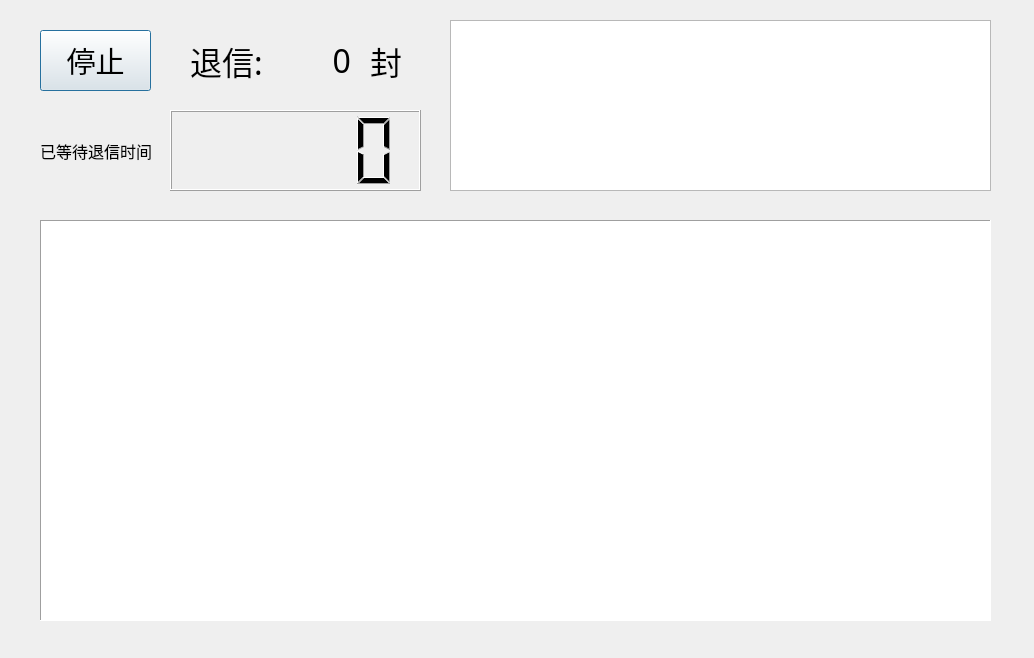
The window that ui_ndr.ui (oliverhust/SendMail) describes before a commit, drawn with Qt 5.
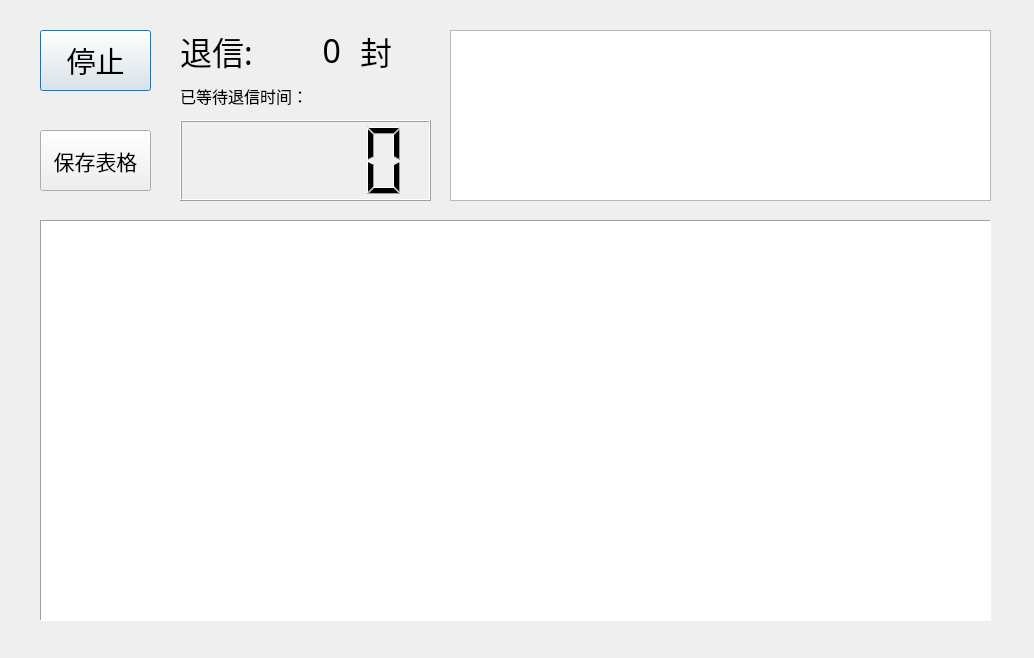
The same window after the commit.

Commit message: 添加导出为Excel表格的支持

What changed in the file:
```diff
--- a/ui_ndr.ui
+++ b/ui_ndr.ui
@@ -51,7 +51,7 @@
    <property name="geometry">
     <rect>
      <x>450</x>
-     <y>20</y>
+     <y>30</y>
      <width>541</width>
      <height>171</height>
     </rect>
@@ -65,12 +65,15 @@
    <property name="toolTip">
     <string>建议&quot;已等待退信时间&quot;大于15分钟后停止接收退信</string>
    </property>
+   <property name="readOnly">
+    <bool>true</bool>
+   </property>
   </widget>
   <widget class="QLabel" name="label">
    <property name="geometry">
     <rect>
-     <x>190</x>
-     <y>30</y>
+     <x>180</x>
+     <y>20</y>
      <width>151</width>
      <height>61</height>
     </rect>
@@ -110,8 +113,8 @@
   <widget class="QLabel" name="label_2">
    <property name="geometry">
     <rect>
-     <x>370</x>
-     <y>30</y>
+     <x>360</x>
+     <y>20</y>
      <width>51</width>
      <height>61</height>
     </rect>
@@ -129,8 +132,8 @@
   <widget class="QLabel" name="label_NdrNum">
    <property name="geometry">
     <rect>
-     <x>280</x>
-     <y>30</y>
+     <x>270</x>
+     <y>20</y>
      <width>71</width>
      <height>61</height>
     </rect>
@@ -151,8 +154,8 @@
   <widget class="QLCDNumber" name="lcdNumber">
    <property name="geometry">
     <rect>
-     <x>170</x>
-     <y>110</y>
+     <x>180</x>
+     <y>120</y>
      <width>251</width>
      <height>81</height>
     </rect>
@@ -167,10 +170,10 @@
   <widget class="QLabel" name="label_3">
    <property name="geometry">
     <rect>
-     <x>40</x>
-     <y>120</y>
+     <x>180</x>
+     <y>80</y>
      <width>141</width>
-     <height>61</height>
+     <height>31</height>
     </rect>
    </property>
    <property name="font">
@@ -183,7 +186,32 @@
     <string>建议该时间大于15分钟后停止接收退信</string>
    </property>
    <property name="text">
-    <string>已等待退信时间</string>
+    <string>已等待退信时间：</string>
+   </property>
+  </widget>
+  <widget class="QPushButton" name="pushButton_Save">
+   <property name="enabled">
+    <bool>true</bool>
+   </property>
+   <property name="geometry">
+    <rect>
+     <x>40</x>
+     <y>130</y>
+     <width>111</width>
+     <height>61</height>
+    </rect>
+   </property>
+   <property name="font">
+    <font>
+     <family>Malgun Gothic Semilight</family>
+     <pointsize>16</pointsize>
+    </font>
+   </property>
+   <property name="toolTip">
+    <string>停止之后才能保存表格</string>
+   </property>
+   <property name="text">
+    <string>保存表格</string>
    </property>
   </widget>
  </widget>
```
The commit also changes 14 other files.
